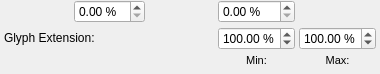
First picture: the form in scribus/ui/propertywidgettext_glyphstretch.ui, repository nitramr/scribus, before the edit.
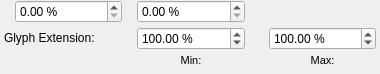
Second picture: the form after the edit. Custom widgets are drawn as their Qt base class.

Diff of the .ui file:
```diff
--- a/scribus/ui/propertywidgettext_glyphstretch.ui
+++ b/scribus/ui/propertywidgettext_glyphstretch.ui
@@ -31,7 +31,7 @@
   <property name="windowTitle">
    <string notr="true">Frame</string>
   </property>
-  <layout class="QGridLayout" name="gridLayout" columnstretch="0,0,0,0,0">
+  <layout class="QGridLayout" name="gridLayout" columnstretch="0,1,0,1,0,1">
    <property name="leftMargin">
     <number>4</number>
    </property>
@@ -47,24 +47,14 @@
    <property name="spacing">
     <number>4</number>
    </property>
-   <item row="2" column="0">
-    <widget class="QLabel" name="scaleHLabel">
+   <item row="2" column="2">
+    <widget class="QLabel" name="scaleVLabel">
      <property name="text">
       <string/>
      </property>
     </widget>
    </item>
-   <item row="2" column="3">
-    <widget class="ScrSpinBox" name="scaleV">
-     <property name="toolTip">
-      <string>Scaling height of characters</string>
-     </property>
-     <property name="suffix">
-      <string> %</string>
-     </property>
-    </widget>
-   </item>
-   <item row="3" column="4">
+   <item row="3" column="5">
     <layout class="QVBoxLayout" name="verticalLayout_6">
      <property name="spacing">
       <number>0</number>
@@ -108,6 +98,77 @@
      </item>
     </layout>
    </item>
+   <item row="2" column="3">
+    <widget class="ScrSpinBox" name="scaleV">
+     <property name="toolTip">
+      <string>Scaling height of characters</string>
+     </property>
+     <property name="suffix">
+      <string> %</string>
+     </property>
+    </widget>
+   </item>
+   <item row="2" column="0">
+    <widget class="QLabel" name="scaleHLabel">
+     <property name="text">
+      <string/>
+     </property>
+    </widget>
+   </item>
+   <item row="3" column="3">
+    <layout class="QVBoxLayout" name="verticalLayout_4">
+     <property name="spacing">
+      <number>0</number>
+     </property>
+     <property name="sizeConstraint">
+      <enum>QLayout::SetMinimumSize</enum>
+     </property>
+     <item>
+      <widget class="ScrSpinBox" name="minGlyphExtSpinBox">
+       <property name="toolTip">
+        <string>Minimal shrinkage of glyphs for justification</string>
+       </property>
+       <property name="suffix">
+        <string> %</string>
+       </property>
+       <property name="minimum">
+        <double>90.000000000000000</double>
+       </property>
+       <property name="maximum">
+        <double>110.000000000000000</double>
+       </property>
+       <property name="value">
+        <double>100.000000000000000</double>
+       </property>
+      </widget>
+     </item>
+     <item>
+      <widget class="QLabel" name="minGlyphExtensionLabel">
+       <property name="font">
+        <font>
+         <pointsize>8</pointsize>
+        </font>
+       </property>
+       <property name="text">
+        <string>Min:</string>
+       </property>
+       <property name="alignment">
+        <set>Qt::AlignCenter</set>
+       </property>
+      </widget>
+     </item>
+    </layout>
+   </item>
+   <item row="2" column="1">
+    <widget class="ScrSpinBox" name="scaleH">
+     <property name="toolTip">
+      <string>Scaling width of characters</string>
+     </property>
+     <property name="suffix">
+      <string> %</string>
+     </property>
+    </widget>
+   </item>
    <item row="3" column="0" colspan="2">
     <layout class="QVBoxLayout" name="verticalLayout_5">
      <property name="spacing">
@@ -147,67 +208,22 @@
      </item>
     </layout>
    </item>
-   <item row="2" column="1">
-    <widget class="ScrSpinBox" name="scaleH">
-     <property name="toolTip">
-      <string>Scaling width of characters</string>
+   <item row="3" column="4">
+    <widget class="QWidget" name="widget" native="true">
+     <property name="sizePolicy">
+      <sizepolicy hsizetype="Fixed" vsizetype="Fixed">
+       <horstretch>0</horstretch>
+       <verstretch>0</verstretch>
+      </sizepolicy>
      </property>
-     <property name="suffix">
-      <string> %</string>
+     <property name="minimumSize">
+      <size>
+       <width>16</width>
+       <height>16</height>
+      </size>
      </property>
     </widget>
    </item>
-   <item row="2" column="2">
-    <widget class="QLabel" name="scaleVLabel">
-     <property name="text">
-      <string/>
-     </property>
-    </widget>
-   </item>
-   <item row="3" column="3">
-    <layout class="QVBoxLayout" name="verticalLayout_4">
-     <property name="spacing">
-      <number>0</number>
-     </property>
-     <property name="sizeConstraint">
-      <enum>QLayout::SetMinimumSize</enum>
-     </property>
-     <item>
-      <widget class="ScrSpinBox" name="minGlyphExtSpinBox">
-       <property name="toolTip">
-        <string>Minimal shrinkage of glyphs for justification</string>
-       </property>
-       <property name="suffix">
-        <string> %</string>
-       </property>
-       <property name="minimum">
-        <double>90.000000000000000</double>
-       </property>
-       <property name="maximum">
-        <double>110.000000000000000</double>
-       </property>
-       <property name="value">
-        <double>100.000000000000000</double>
-       </property>
-      </widget>
-     </item>
-     <item>
-      <widget class="QLabel" name="minGlyphExtensionLabel">
-       <property name="font">
-        <font>
-         <pointsize>8</pointsize>
-        </font>
-       </property>
-       <property name="text">
-        <string>Min:</string>
-       </property>
-       <property name="alignment">
-        <set>Qt::AlignCenter</set>
-       </property>
-      </widget>
-     </item>
-    </layout>
-   </item>
   </layout>
  </widget>
  <customwidgets>
```
